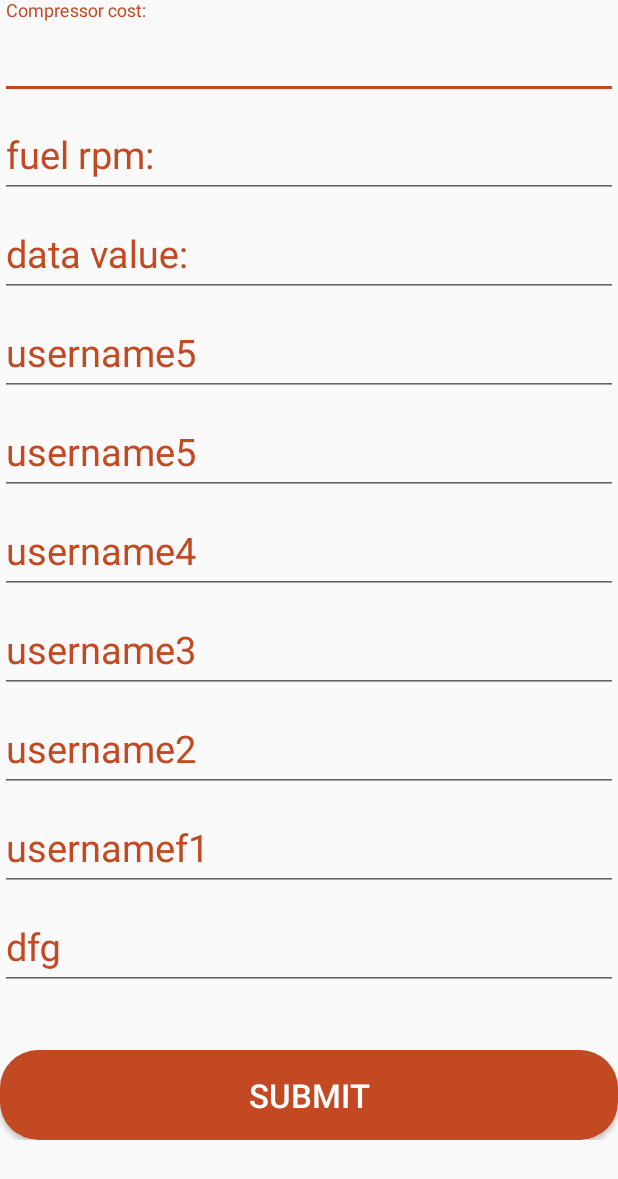
After one commit to santhosh1211/SuryaAc_V2.0, an Android app: the SecondActivity screen opened directly, with no data from a screen before it, on a phone screen of 412 x 824 dp. The commit adds this screen. Shown: the top 1179 px of the screen. Run offline under Robolectric (Android 15) with nearby library versions, the phone set to English and light mode, and no system bars.

Commit message:
second activity demo

```diff
--- a/app/build.gradle
+++ b/app/build.gradle
@@ -16,6 +16,12 @@ android {
             proguardFiles getDefaultProguardFile('proguard-android-optimize.txt'), 'proguard-rules.pro'
         }
     }
+    android.applicationVariants.all { variant ->
+        variant.outputs.all {
+            def appName = "surya acc v2.0"
+            outputFileName = appName+"-${variant.versionName}.apk"
+        }
+    }
 }
 
 dependencies {
--- a/app/src/main/AndroidManifest.xml
+++ b/app/src/main/AndroidManifest.xml
@@ -9,7 +9,8 @@
         android:roundIcon="@mipmap/ic_launcher_round"
         android:supportsRtl="true"
         android:theme="@style/AppTheme">
-        <activity android:name=".MainActivity"></activity>
+        <activity android:name=".SecondActivity"></activity>
+        <activity android:name=".MainActivity" />
         <activity android:name=".Login_Form">
             <intent-filter>
                 <action android:name="android.intent.action.MAIN" />
--- a/app/src/main/java/in/co/santhoshiot/suryaacc_v20/Login_Form.java
+++ b/app/src/main/java/in/co/santhoshiot/suryaacc_v20/Login_Form.java
@@ -1,13 +1,54 @@
 package in.co.santhoshiot.suryaacc_v20;
 
+import android.content.Intent;
 import android.support.v7.app.AppCompatActivity;
 import android.os.Bundle;
+import android.view.View;
+import android.widget.Button;
+import android.widget.EditText;
 
 public class Login_Form extends AppCompatActivity {
+
+    private EditText username;
+    private EditText password;
+    private Button Login;
 
     @Override
     protected void onCreate(Bundle savedInstanceState) {
         super.onCreate(savedInstanceState);
         setContentView(R.layout.activity_login__form);
+
+        username = (EditText)findViewById(R.id.ed_username);
+        password = (EditText)findViewById(R.id.ed_password);
+        Login = (Button)findViewById(R.id.btn_login);
+
+/*
+        Login.setOnClickListener(new View.OnClickListener() {
+            @Override
+            public void onClick(View view) {
+                Intent intent = new Intent(Login_Form.this, SecondActivity.class);
+                startActivity(intent);
+                validate(username.getText().toString(),password.getText().toString());
+            }
+        });
+ */
+        Login.setOnClickListener(new View.OnClickListener() {
+            @Override
+            public void onClick(View view) {
+                validate(username.getText().toString(),password.getText().toString());
+            }
+        });
+
+
     }
+
+    private void validate(String username, String password){
+        if((username.equals("user")) && (password.equals("user2"))){
+            Intent intent = new Intent(Login_Form.this, SecondActivity.class);
+            startActivity(intent);
+        }
+    }
+
+
+
 }
--- /dev/null
+++ b/app/src/main/java/in/co/santhoshiot/suryaacc_v20/SecondActivity.java
@@ -0,0 +1,13 @@
+package in.co.santhoshiot.suryaacc_v20;
+
+import android.support.v7.app.AppCompatActivity;
+import android.os.Bundle;
+
+public class SecondActivity extends AppCompatActivity {
+
+    @Override
+    protected void onCreate(Bundle savedInstanceState) {
+        super.onCreate(savedInstanceState);
+        setContentView(R.layout.activity_second);
+    }
+}
--- a/app/src/main/res/layout/activity_login__form.xml
+++ b/app/src/main/res/layout/activity_login__form.xml
@@ -25,13 +25,13 @@
         >
 
         <EditText
+            android:id="@+id/ed_username"
             android:layout_width="match_parent"
             android:layout_height="wrap_content"
+            android:ems="10"
             android:hint="username"
-            android:ems="10"
             android:inputType="text"
-            android:textSize="20sp"
-            />
+            android:textSize="20sp" />
     </android.support.design.widget.TextInputLayout>
 
     <android.support.design.widget.TextInputLayout
@@ -43,23 +43,23 @@
         >
 
         <EditText
+            android:id="@+id/ed_password"
             android:layout_width="match_parent"
             android:layout_height="wrap_content"
+            android:ems="10"
             android:hint="password"
-            android:ems="10"
             android:inputType="textPassword"
-            android:textSize="20sp"
-            />
+            android:textSize="20sp" />
     </android.support.design.widget.TextInputLayout>
 
     <Button
+        android:id="@+id/btn_login"
         android:layout_width="match_parent"
         android:layout_height="60dp"
-        android:text="Login"
-        android:textSize="22sp"
-        android:textColor="#ffffff"
         android:layout_marginTop="40dp"
         android:background="@drawable/button_rounded"
-        />
+        android:text="Login"
+        android:textColor="#ffffff"
+        android:textSize="22sp" />
 
 </LinearLayout>
--- /dev/null
+++ b/app/src/main/res/layout/activity_second.xml
@@ -0,0 +1,198 @@
+<?xml version="1.0" encoding="utf-8"?>
+<ScrollView xmlns:android="http://schemas.android.com/apk/res/android"
+    xmlns:app="http://schemas.android.com/apk/res-auto"
+    xmlns:tools="http://schemas.android.com/tools"
+    android:layout_width="match_parent"
+    android:layout_height="match_parent"
+    tools:context=".SecondActivity">
+
+
+    <LinearLayout
+        android:layout_width="match_parent"
+        android:layout_height="wrap_content"
+        android:orientation="vertical">
+
+
+        <android.support.design.widget.TextInputLayout
+            android:layout_width="match_parent"
+            android:layout_height="wrap_content"
+            android:focusable="true"
+            android:focusableInTouchMode="true"
+            android:textColorHint="@color/colorAccent">
+
+            <EditText
+                android:layout_width="match_parent"
+                android:layout_height="wrap_content"
+                android:ems="10"
+                android:hint="Compressor cost:"
+                android:inputType="text"
+                android:textSize="25sp" />
+        </android.support.design.widget.TextInputLayout>
+
+        <android.support.design.widget.TextInputLayout
+            android:layout_width="match_parent"
+            android:layout_height="wrap_content"
+            android:focusable="true"
+            android:focusableInTouchMode="true"
+            android:textColorHint="@color/colorAccent"
+            >
+
+            <EditText
+                android:layout_width="match_parent"
+                android:layout_height="wrap_content"
+                android:ems="10"
+                android:hint="fuel rpm:"
+                android:inputType="text"
+                android:textSize="25sp" />
+        </android.support.design.widget.TextInputLayout>
+
+        <android.support.design.widget.TextInputLayout
+            android:layout_width="match_parent"
+            android:layout_height="wrap_content"
+            android:focusable="true"
+            android:focusableInTouchMode="true"
+            android:textColorHint="@color/colorAccent"
+            >
+
+            <EditText
+                android:layout_width="match_parent"
+                android:layout_height="wrap_content"
+                android:ems="10"
+                android:hint="data value:"
+                android:inputType="text"
+                android:textSize="25sp" />
+        </android.support.design.widget.TextInputLayout>
+
+        <android.support.design.widget.TextInputLayout
+            android:layout_width="match_parent"
+            android:layout_height="wrap_content"
+            android:focusable="true"
+            android:focusableInTouchMode="true"
+            android:textColorHint="@color/colorAccent"
+            >
+
+            <EditText
+                android:layout_width="match_parent"
+                android:layout_height="wrap_content"
+                android:ems="10"
+                android:hint="username5"
+                android:inputType="text"
+                android:textSize="25sp" />
+        </android.support.design.widget.TextInputLayout>
+
+        <android.support.design.widget.TextInputLayout
+            android:layout_width="match_parent"
+            android:layout_height="wrap_content"
+            android:focusable="true"
+            android:focusableInTouchMode="true"
+            android:textColorHint="@color/colorAccent"
+            >
+
+            <EditText
+                android:layout_width="match_parent"
+                android:layout_height="wrap_content"
+                android:ems="10"
+                android:hint="username5"
+                android:inputType="text"
+                android:textSize="25sp" />
+        </android.support.design.widget.TextInputLayout>
+
+        <android.support.design.widget.TextInputLayout
+            android:layout_width="match_parent"
+            android:layout_height="wrap_content"
+            android:focusable="true"
+            android:focusableInTouchMode="true"
+            android:textColorHint="@color/colorAccent"
+            >
+
+            <EditText
+                android:layout_width="match_parent"
+                android:layout_height="wrap_content"
+                android:ems="10"
+                android:hint="username4"
+                android:inputType="text"
+                android:textSize="25sp" />
+        </android.support.design.widget.TextInputLayout>
+        <android.support.design.widget.TextInputLayout
+            android:layout_width="match_parent"
+            android:layout_height="wrap_content"
+            android:focusable="true"
+            android:focusableInTouchMode="true"
+            android:textColorHint="@color/colorAccent"
+            >
+
+            <EditText
+                android:layout_width="match_parent"
+                android:layout_height="wrap_content"
+                android:ems="10"
+                android:hint="username3"
+                android:inputType="text"
+                android:textSize="25sp" />
+        </android.support.design.widget.TextInputLayout>
+        <android.support.design.widget.TextInputLayout
+            android:layout_width="match_parent"
+            android:layout_height="wrap_content"
+            android:focusable="true"
+            android:focusableInTouchMode="true"
+            android:textColorHint="@color/colorAccent"
+            >
+
+            <EditText
+                android:layout_width="match_parent"
+                android:layout_height="wrap_content"
+                android:ems="10"
+                android:hint="username2"
+                android:inputType="text"
+                android:textSize="25sp" />
+        </android.support.design.widget.TextInputLayout>
+        <android.support.design.widget.TextInputLayout
+            android:layout_width="match_parent"
+            android:layout_height="wrap_content"
+            android:focusable="true"
+            android:focusableInTouchMode="true"
+            android:textColorHint="@color/colorAccent"
+            >
+
+            <EditText
+                android:layout_width="match_parent"
+                android:layout_height="wrap_content"
+                android:ems="10"
+                android:hint="usernamef1"
+                android:inputType="text"
+                android:textSize="25sp" />
+        </android.support.design.widget.TextInputLayout>
+        <android.support.design.widget.TextInputLayout
+            android:layout_width="match_parent"
+            android:layout_height="wrap_content"
+            android:focusable="true"
+            android:focusableInTouchMode="true"
+            android:textColorHint="@color/colorAccent"
+            >
+
+            <EditText
+                android:layout_width="match_parent"
+                android:layout_height="wrap_content"
+                android:ems="10"
+                android:hint="dfg"
+                android:inputType="text"
+                android:textSize="25sp" />
+        </android.support.design.widget.TextInputLayout>
+
+
+
+        <Button
+
+            android:layout_width="match_parent"
+            android:layout_height="60dp"
+            android:layout_marginTop="40dp"
+            android:background="@drawable/button_rounded"
+            android:text="submit"
+            android:textColor="#ffffff"
+            android:textSize="22sp" />
+
+
+
+
+
+    </LinearLayout>
+</ScrollView>
--- a/app/src/main/res/values/colors.xml
+++ b/app/src/main/res/values/colors.xml
@@ -2,6 +2,6 @@
 <resources>
     <color name="colorPrimary">#008577</color>
     <color name="colorPrimaryDark">#00574B</color>
-    <color name="colorAccent">#FF5722</color>
+    <color name="colorAccent">#C24922</color>
     <color name="background">#EEEDEF</color>
 </resources>
```
